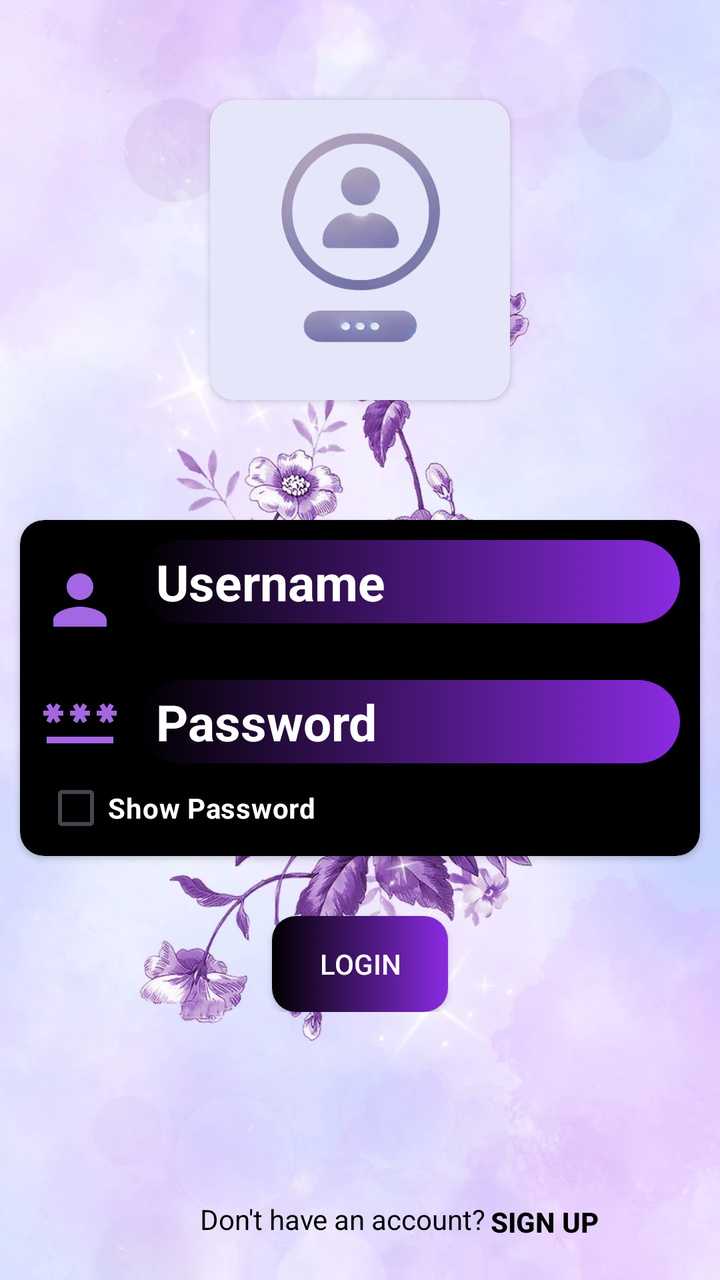
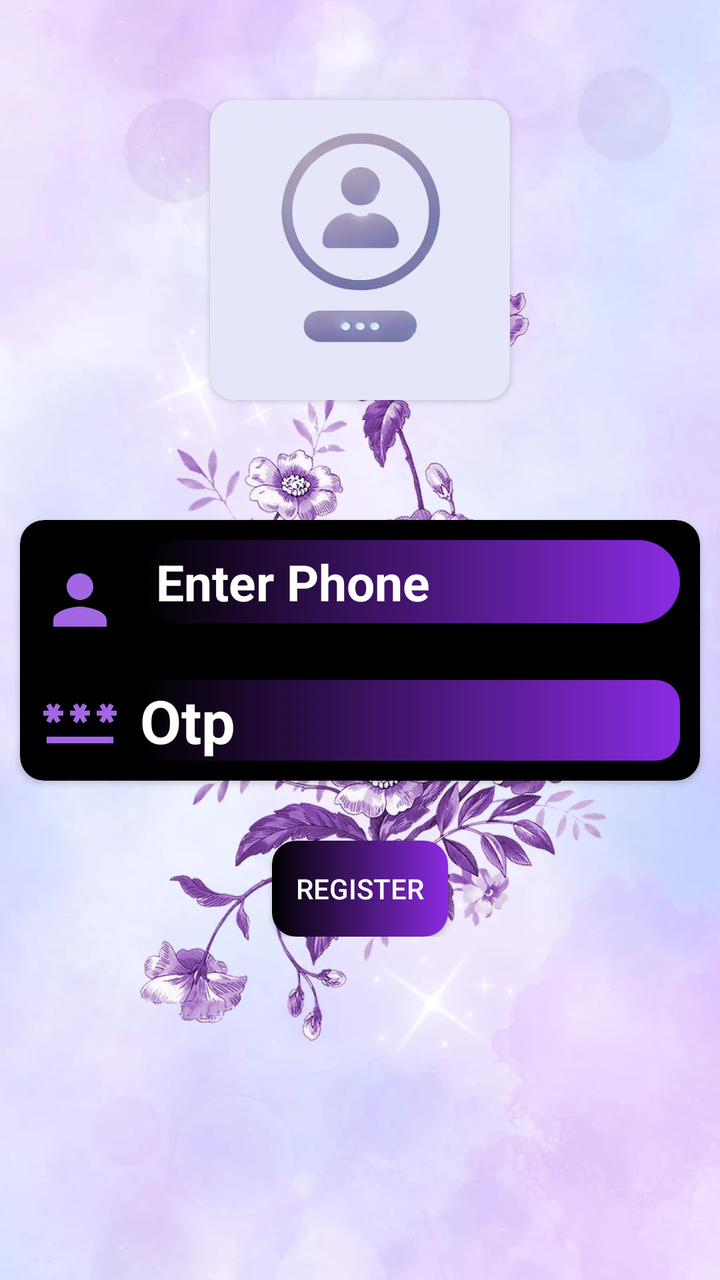

Before-and-after screenshots of an Android layout around one commit, followed by the original layout XML and the change that was made.
<!-- AndroidManifest.xml: application theme Theme.Mychat -->
<!-- res/layout/activity_loginpage.xml -->
<?xml version="1.0" encoding="utf-8"?>
<LinearLayout
    xmlns:android="http://schemas.android.com/apk/res/android"
    xmlns:app="http://schemas.android.com/apk/res-auto"
    xmlns:tools="http://schemas.android.com/tools"
    android:id="@+id/main"
    android:layout_width="match_parent"
    android:layout_height="match_parent"
    android:orientation="vertical"
    android:background="@drawable/lavenbg"
    android:fitsSystemWindows="true"
    >

    <LinearLayout
        android:layout_width="match_parent"
        android:layout_height="250dp"
        android:gravity="center"
        >
        <androidx.cardview.widget.CardView
            android:layout_width="wrap_content"
            android:layout_height="wrap_content"
            android:elevation="8dp"
            android:backgroundTint="@color/lavenderLight"
            app:cardCornerRadius="12dp"
            >
            <ImageView
                android:layout_width="150dp"
                android:layout_height="150dp"
                android:src="@drawable/login5"
                android:id="@+id/gif"/>
        </androidx.cardview.widget.CardView>
    </LinearLayout>




        <LinearLayout
            android:layout_width="match_parent"
            android:layout_height="wrap_content"
            android:id="@+id/ll"
            android:orientation="vertical">

            <androidx.cardview.widget.CardView
                android:layout_width="match_parent"
                android:layout_height="wrap_content"
                android:layout_gravity="center"
                app:cardCornerRadius="12sp"
                android:id="@+id/card"
                android:layout_margin="10sp"
                android:backgroundTint="@color/black"
                android:elevation="8sp">
                <LinearLayout
                    android:layout_width="match_parent"
                    android:layout_height="match_parent"
                    android:orientation="vertical">


                    <RelativeLayout
                        android:layout_width="match_parent"
                        android:layout_height="wrap_content"
                        android:layout_marginRight="10sp"
                        android:layout_marginTop="10sp">

                        <ImageView
                            android:layout_width="40sp"
                            android:layout_height="60sp"
                            android:layout_marginLeft="10sp"
                            android:id="@+id/user"
                            android:src="@drawable/user"/>

                        <EditText
                            android:layout_width="match_parent"
                            android:layout_height="wrap_content"
                            android:layout_toRightOf="@+id/user"
                            android:layout_marginLeft="10sp"
                            android:textColor="@color/white"
                            android:background="@drawable/gradientbackground"
                            android:textSize="25dp"
                            android:textStyle="bold"
                            android:textColorHint="@color/white"
                            android:id="@+id/Uname"
                            android:hint="Username"/>
                    </RelativeLayout>

                    <RelativeLayout
                        android:layout_width="match_parent"
                        android:layout_height="wrap_content"
                        android:layout_marginRight="10sp"                        android:layout_marginTop="10sp">

                        <ImageView
                            android:layout_width="40sp"
                            android:layout_height="40sp"
                            android:layout_marginLeft="10sp"
                            android:id="@+id/password"
                            android:src="@drawable/password"/>

                        <EditText
                            android:layout_width="match_parent"
                            android:layout_height="wrap_content"
                            android:layout_toRightOf="@+id/password"
                            android:layout_marginLeft="10sp"
                            android:id="@+id/Passwrod"
                            android:inputType="textPassword"
                            android:background="@drawable/gradientbackground"
                            android:textColor="@color/white"
                            android:textSize="25dp"
                            android:textColorHint="@color/white"
                            android:textStyle="bold"
                            android:hint="Password"/>

                        <CheckBox
                            android:layout_width="wrap_content"
                            android:layout_height="wrap_content"
                            android:layout_below="@+id/password"
                            android:text="Show Password"
                            android:id="@+id/checkbox"
                            android:textColor="@color/white"
                            android:layout_marginLeft="12dp"
                            android:textStyle="bold"/>
                    </RelativeLayout>




                </LinearLayout>


            </androidx.cardview.widget.CardView>
            <Button
                android:layout_width="wrap_content"
                android:layout_height="wrap_content"
                android:text="Login"
                android:layout_marginTop="20sp"
                android:layout_gravity="center"
                android:textColor="@color/white"
                app:backgroundTint="@null"
                android:id="@+id/btn"
                android:background="@drawable/gradientbtn2"/>
        </LinearLayout>

    <LinearLayout
        android:layout_width="match_parent"
        android:layout_height="match_parent"
        android:orientation="horizontal"
        android:gravity="bottom">


        <LinearLayout
            android:layout_width="wrap_content"
            android:layout_height="wrap_content"
            android:layout_marginLeft="100sp"
            android:id="@+id/ll2">
            <TextView
                android:id="@+id/tvDontHaveAccount"
                android:layout_width="wrap_content"
                android:layout_height="40sp"
                android:text="Don't have an account?"
                android:textColor="@color/black" />

        </LinearLayout>

        <LinearLayout
            android:layout_width="wrap_content"
            android:layout_height="wrap_content">

            <Button
                android:id="@+id/btnSignUp"
                android:layout_width="wrap_content"
                android:layout_height="wrap_content"
                android:layout_toRightOf="@id/ll2"
                android:text="Sign up"
                android:layout_marginLeft="-15sp"
                android:textStyle="bold"
                android:layout_marginBottom="5sp"
                android:background="@android:color/transparent"
                android:textColor="@color/black" />


        </LinearLayout>



    </LinearLayout>


</LinearLayout>
<!-- resources referenced by this layout -->
<resources>
  <color name="black">#FF000000</color>
  <color name="lavenderLight">#E6E6FA</color>
  <color name="white">#FFFFFFFF</color>
  <!-- drawable gradientbackground (drawable) -->
  <?xml version="1.0" encoding="utf-8"?>
  <selector xmlns:android="http://schemas.android.com/apk/res/android">
      
      <item android:state_pressed="true" android:drawable="@drawable/button_pressed_gradient" />
      
      <item android:drawable="@drawable/gradient_button" />
  </selector>
  <!-- drawable gradientbtn2 (drawable) -->
  <?xml version="1.0" encoding="utf-8"?>
  <selector xmlns:android="http://schemas.android.com/apk/res/android">
      <item android:drawable="@drawable/button_pressedg2" android:state_pressed="true" />
      <item android:drawable="@drawable/button_defaultg2" />
  </selector>
  <!-- drawable lavenbg: jpg bitmap (drawable, 123350 bytes) -->
  <!-- drawable login5: png bitmap (drawable, 70309 bytes) -->
  <!-- drawable password (drawable) -->
  <vector xmlns:android="http://schemas.android.com/apk/res/android" android:height="24dp" android:tint="#A367E3" android:viewportHeight="24" android:viewportWidth="24" android:width="24dp">
        
      <path android:fillColor="@android:color/white" android:pathData="M2,17h20v2H2V17zM3.15,12.95L4,11.47l0.85,1.48l1.3,-0.75L5.3,10.72H7v-1.5H5.3l0.85,-1.47L4.85,7L4,8.47L3.15,7l-1.3,0.75L2.7,9.22H1v1.5h1.7L1.85,12.2L3.15,12.95zM9.85,12.2l1.3,0.75L12,11.47l0.85,1.48l1.3,-0.75l-0.85,-1.48H15v-1.5h-1.7l0.85,-1.47L12.85,7L12,8.47L11.15,7l-1.3,0.75l0.85,1.47H9v1.5h1.7L9.85,12.2zM23,9.22h-1.7l0.85,-1.47L20.85,7L20,8.47L19.15,7l-1.3,0.75l0.85,1.47H17v1.5h1.7l-0.85,1.48l1.3,0.75L20,11.47l0.85,1.48l1.3,-0.75l-0.85,-1.48H23V9.22z"/>
      
  </vector>
  <!-- drawable user (drawable) -->
  <vector xmlns:android="http://schemas.android.com/apk/res/android" android:height="24dp" android:tint="#A367E3" android:viewportHeight="24" android:viewportWidth="24" android:width="24dp">
        
      <path android:fillColor="@android:color/white" android:pathData="M12,12c2.21,0 4,-1.79 4,-4s-1.79,-4 -4,-4 -4,1.79 -4,4 1.79,4 4,4zM12,14c-2.67,0 -8,1.34 -8,4v2h16v-2c0,-2.66 -5.33,-4 -8,-4z"/>
      
  </vector>
  <style name="Theme.Mychat" parent="Base.Theme.Mychat" />
  <!-- drawable button_pressed_gradient (drawable) -->
  <?xml version="1.0" encoding="utf-8"?>
  <shape xmlns:android="http://schemas.android.com/apk/res/android">
      <gradient
          android:startColor="#8A2BE2"
          android:endColor="#000000"
          android:angle="0" />
      <corners android:radius="24dp" />
      <padding android:left="8dp" android:right="8dp" android:top="4dp" android:bottom="4dp" />
  </shape>
  <!-- drawable gradient_button (drawable) -->
  <?xml version="1.0" encoding="utf-8"?>
  <shape xmlns:android="http://schemas.android.com/apk/res/android">
      <gradient
          android:startColor="#000000"
          android:endColor="#8A2BE2"
          android:angle="0" />
      <corners android:radius="24dp" />
      <padding android:left="8dp" android:right="8dp" android:top="4dp" android:bottom="4dp" />
  </shape>
  <!-- drawable button_pressedg2 (drawable) -->
  <?xml version="1.0" encoding="utf-8"?>
  <shape xmlns:android="http://schemas.android.com/apk/res/android">
      <gradient
          android:angle="45"
          android:startColor="#000000"
          android:endColor="#8A2BE2"
          android:type="linear"
          />
      <corners android:radius="12dp" />
  </shape>
  <!-- drawable button_defaultg2 (drawable) -->
  <?xml version="1.0" encoding="utf-8"?>
  <shape xmlns:android="http://schemas.android.com/apk/res/android">
      <gradient
          android:angle="0"
          android:startColor="#000000"
          android:endColor="#8A2BE2"
          android:type="linear" />
      <corners android:radius="12dp" />
  </shape>
  <style name="Base.Theme.Mychat" parent="Theme.Material3.DayNight.NoActionBar">
          
          
      </style>
</resources>

<!-- the commit's change to res/layout/activity_loginpage.xml (unified diff, before → after) -->
@@ -78,8 +78,8 @@
                             android:textSize="25dp"
                             android:textStyle="bold"
                             android:textColorHint="@color/white"
-                            android:id="@+id/Uname"
-                            android:hint="Username"/>
+                            android:id="@+id/phno"
+                            android:hint="Enter Phone"/>
                     </RelativeLayout>
 
                     <RelativeLayout
@@ -99,37 +99,22 @@
                             android:layout_height="wrap_content"
                             android:layout_toRightOf="@+id/password"
                             android:layout_marginLeft="10sp"
-                            android:id="@+id/Passwrod"
+                            android:layout_marginBottom="10dp"
+                            android:id="@+id/otp"
                             android:inputType="textPassword"
-                            android:background="@drawable/gradientbackground"
+                            android:background="@drawable/gradientbtn2"
                             android:textColor="@color/white"
-                            android:textSize="25dp"
+                            android:textSize="30dp"
                             android:textColorHint="@color/white"
                             android:textStyle="bold"
-                            android:hint="Password"/>
-
-                        <CheckBox
-                            android:layout_width="wrap_content"
-                            android:layout_height="wrap_content"
-                            android:layout_below="@+id/password"
-                            android:text="Show Password"
-                            android:id="@+id/checkbox"
-                            android:textColor="@color/white"
-                            android:layout_marginLeft="12dp"
-                            android:textStyle="bold"/>
+                            android:hint="Otp"/>
                     </RelativeLayout>
-
-
-
-
                 </LinearLayout>
-
-
             </androidx.cardview.widget.CardView>
             <Button
                 android:layout_width="wrap_content"
                 android:layout_height="wrap_content"
-                android:text="Login"
+                android:text="Register"
                 android:layout_marginTop="20sp"
                 android:layout_gravity="center"
                 android:textColor="@color/white"
@@ -138,49 +123,5 @@
                 android:background="@drawable/gradientbtn2"/>
         </LinearLayout>
 
-    <LinearLayout
-        android:layout_width="match_parent"
-        android:layout_height="match_parent"
-        android:orientation="horizontal"
-        android:gravity="bottom">
-
-
-        <LinearLayout
-            android:layout_width="wrap_content"
-            android:layout_height="wrap_content"
-            android:layout_marginLeft="100sp"
-            android:id="@+id/ll2">
-            <TextView
-                android:id="@+id/tvDontHaveAccount"
-                android:layout_width="wrap_content"
-                android:layout_height="40sp"
-                android:text="Don't have an account?"
-                android:textColor="@color/black" />
-
-        </LinearLayout>
-
-        <LinearLayout
-            android:layout_width="wrap_content"
-            android:layout_height="wrap_content">
-
-            <Button
-                android:id="@+id/btnSignUp"
-                android:layout_width="wrap_content"
-                android:layout_height="wrap_content"
-                android:layout_toRightOf="@id/ll2"
-                android:text="Sign up"
-                android:layout_marginLeft="-15sp"
-                android:textStyle="bold"
-                android:layout_marginBottom="5sp"
-                android:background="@android:color/transparent"
-                android:textColor="@color/black" />
-
-
-        </LinearLayout>
-
-
-
-    </LinearLayout>
-
 
 </LinearLayout>
